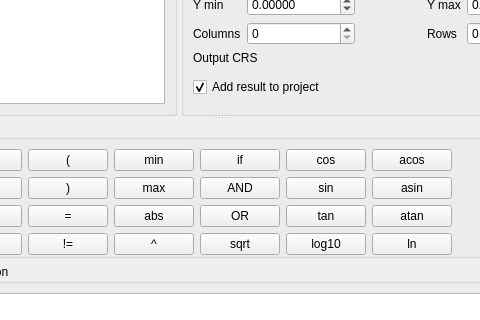
First picture: the form in src/ui/qgsrastercalcdialogbase.ui, repository qgis/QGIS, before the edit; both pictures show x 158 to 638 and y 206 to 526 of the 756 by 687 pixel window.
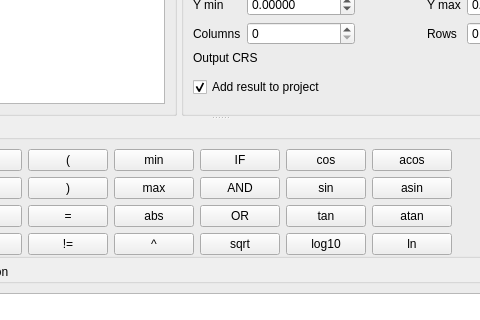
Second picture: the form after the edit. Custom widgets are drawn as their Qt base class.

Commit message: Upper case the if function label

What changed in the file:
```diff
--- a/src/ui/qgsrastercalcdialogbase.ui
+++ b/src/ui/qgsrastercalcdialogbase.ui
@@ -321,7 +321,7 @@
           <item row="0" column="4">
            <widget class="QPushButton" name="mConditionalStatButton">
             <property name="text">
-             <string notr="true">if</string>
+             <string notr="true">IF</string>
             </property>
            </widget>
           </item>
```
